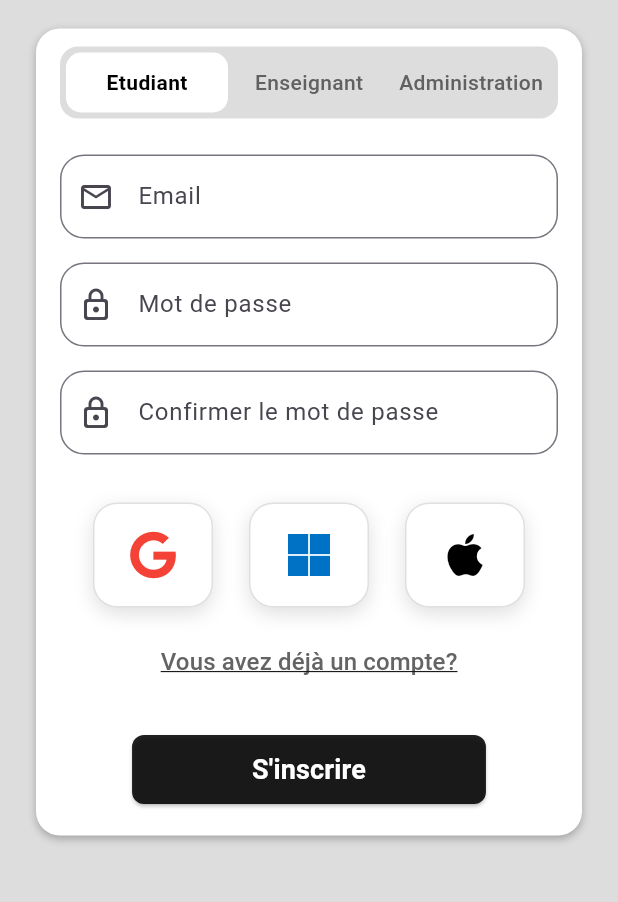
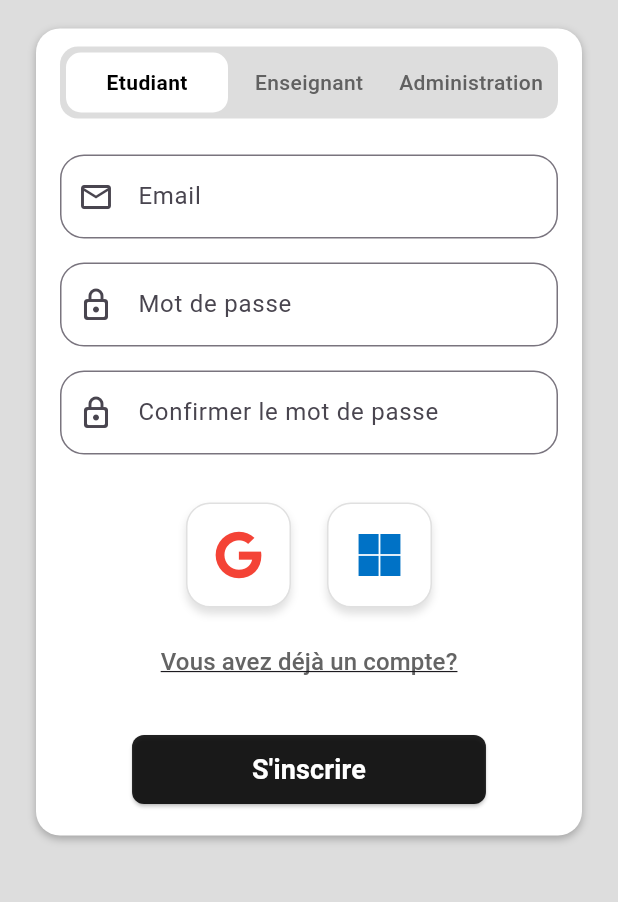
Before and after one commit to chedy256/PFA, a Flutter app: the screen it shows after launch, after a tap on "Vous n'avez pas de compte?", on a phone screen of 412 x 824 dp, the part 186-1088 px from its top. Run offline on Flutter 3.47's test engine with Material 3 defaults, Android fonts, the phone set to English and light mode, and no system bars; our stand-ins replace firebase_core, flutter_riverpod, font_awesome_flutter; accounts and stored records are empty; generated files the repository leaves out were written again.

Commit message:
feat : dropped Apple Quick Connect because it needs paid Apple Developer Account

```diff
--- a/frontend/lib/features/auth/widgets/auth_widgets.dart
+++ b/frontend/lib/features/auth/widgets/auth_widgets.dart
@@ -110,12 +110,6 @@ Row quickLoginOptions() {
         color: const Color(0xFF0072C6), // Outlook Blue
         onTap: () {},
       ),
-      const SizedBox(width: 24),
-      SocialLoginButton(
-        icon: FontAwesomeIcons.apple,
-        color: Colors.black,
-        onTap: () {},
-      ),
     ],
   );
 }
@@ -139,7 +133,7 @@ class SocialLoginButton extends StatelessWidget {
       borderRadius: BorderRadius.circular(16),
       child: Container(
         height: 70,
-        width: 80,
+        width: 70,
         alignment: Alignment.center,
         decoration: BoxDecoration(
           color: Colors.white,
@@ -148,7 +142,7 @@ class SocialLoginButton extends StatelessWidget {
           boxShadow: [
             BoxShadow(
               color: Colors.grey.shade300,
-              blurRadius: 10,
+              blurRadius: 4,
               offset: const Offset(0, 4),
             ),
           ],
--- a/frontend/lib/main.dart
+++ b/frontend/lib/main.dart
@@ -1,9 +1,15 @@
 import 'package:flutter/material.dart';
 import 'package:flutter_riverpod/flutter_riverpod.dart';
+import 'package:firebase_core/firebase_core.dart';
+import 'firebase_options.dart';
 import 'package:pfa/features/auth/auth_page.dart';
 import 'package:pfa/features/auth/forgot_pass_screen.dart';
+
 void main() async {
   WidgetsFlutterBinding.ensureInitialized();
+  await Firebase.initializeApp(
+    options: DefaultFirebaseOptions.currentPlatform,
+  );
   runApp(const ProviderScope(child: MyApp()));
 }
 
--- a/frontend/pubspec.yaml
+++ b/frontend/pubspec.yaml
@@ -26,6 +26,7 @@ dependencies:
   font_awesome_flutter: ^10.12.0
   flutter_riverpod: ^2.4.0
   riverpod_annotation: ^2.3.0
+  firebase_core: ^4.4.0
 
 dev_dependencies:
   flutter_test:
```
Also changed, not shown: frontend/lib/core/theme/app_fonts.dart (+7 -0 lines), frontend/firebase.json (added), frontend/lib/core/theme/app_text_fonts.dart (deleted), frontend/pubspec.lock, 10 other files.
